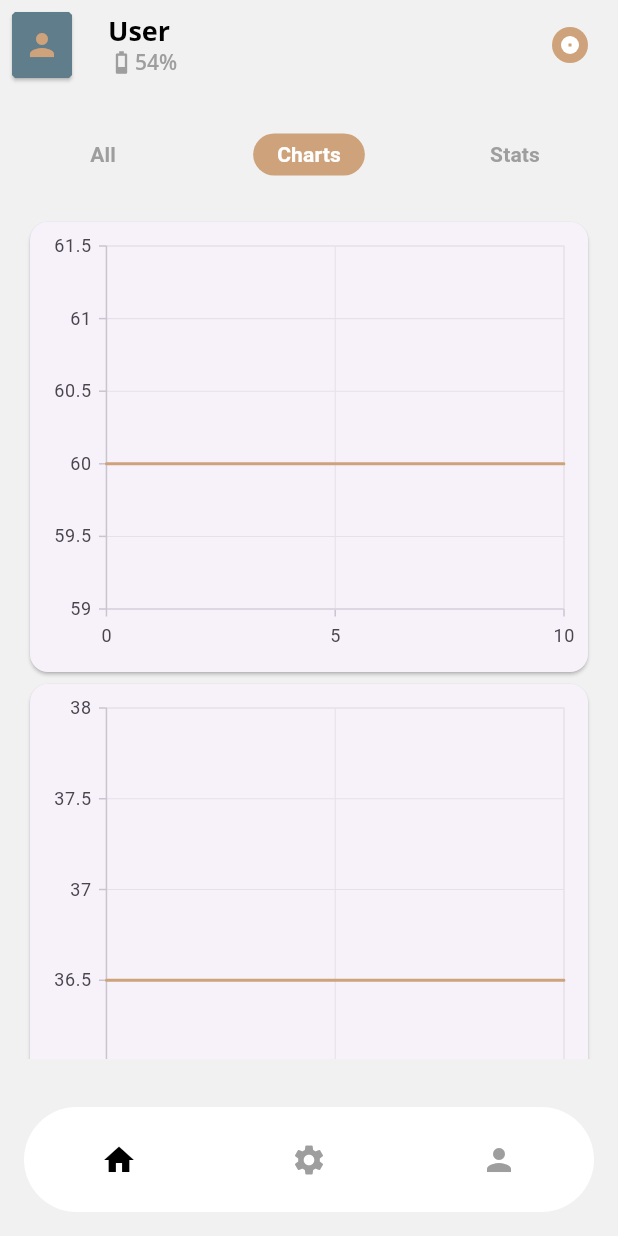
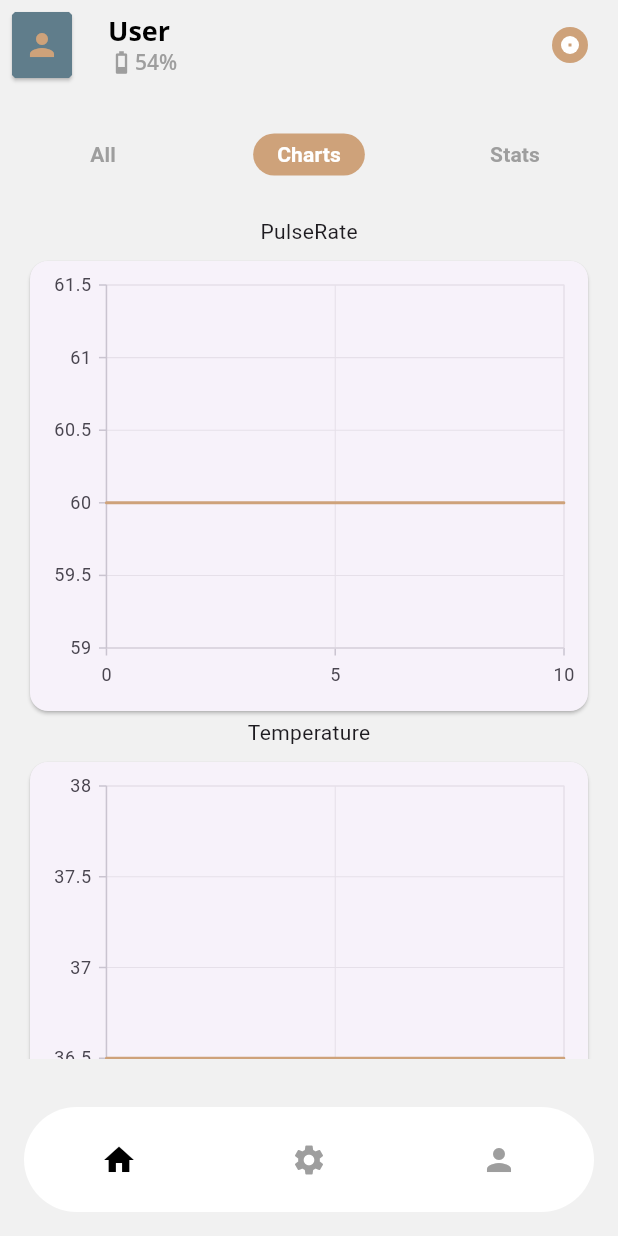
Before and after one commit to Asfemi/smarthealth, a Flutter app: the screen it shows after launch, tab 2 chosen, on a phone screen of 412 x 824 dp. Run offline on Flutter 3.47's test engine with Material 3 defaults, Android fonts, the light colour scheme and no system bars; drawn by our look-alikes of flutter_snake_navigationbar; our stand-ins replace firebase_auth, firebase_core, firebase_database, fl_chart, google_fonts, google_sign_in and 1 more; missing offline and left inert: one_clock, resumable_upload; accounts and stored records are empty.

Commit message:
charts tab text additions

```diff
--- a/lib/helper/utils.dart
+++ b/lib/helper/utils.dart
@@ -27,7 +27,7 @@ class Utils {
         value: 'input/pulseRate',
         index: 0,
         title: 'PulseRate',
-      ),
+      ) ,
       const Charts(
         value: 'input/temperature',
         index: 1,
--- a/lib/screens/Home screen.dart
+++ b/lib/screens/Home screen.dart
@@ -55,7 +55,7 @@ class _HomeScreenState extends State<HomeScreen>
   @override
   Widget build(BuildContext context) {
     final List<Widget> content = Utils.getChartContents();
-
+     //final List<> content = Utils.getChartContents();
     //String backgroundImage =
     //'assets/national-cancer-institute-701-FJcjLAQ-unsplash.jpg';
 
@@ -397,8 +397,14 @@ class _HomeScreenState extends State<HomeScreen>
               child: ListView.builder(
                   itemCount: content.length,
                   itemBuilder: (ctxt, index) {
-                    return Card(
-                      child: content[index],
+                    return Column(
+                      children: [
+                        Text(cardData[index].name),
+                        SizedBox(height: 6),
+                        Card(
+                          child: content[index],
+                        ),
+                      ],
                     );
                   }),
             ),
```
